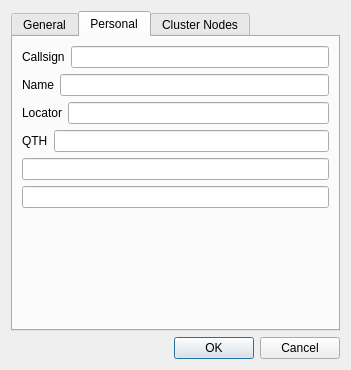
Rsclub22/Minos2-Mirror, file mqt/MqtCluster/setupdialog.ui: the form before one commit.
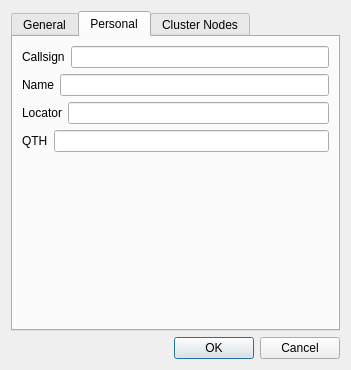
The form after the commit. Custom widgets are drawn as their Qt base class.

Commit message: more tweaks to CallsignLineEdit and LocatorLineEdit. Changes to savePersonal

Diff of the .ui file:
```diff
--- a/mqt/MqtCluster/setupdialog.ui
+++ b/mqt/MqtCluster/setupdialog.ui
@@ -148,12 +148,6 @@
          </item>
         </layout>
        </item>
-       <item>
-        <widget class="CallsignLineEdit" name="testCallsign"/>
-       </item>
-       <item>
-        <widget class="LocatorLineEdit" name="testLocator"/>
-       </item>
        <item>
         <spacer name="verticalSpacer_2">
          <property name="orientation">
```
Left out of the diff: 4 changed lines with no effect on the pictures. The commit also changes 6 other files.
